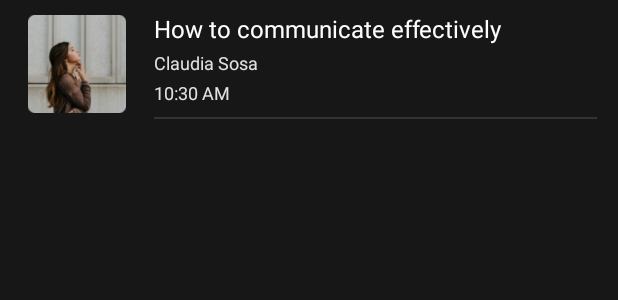
After one commit to Andres-GP/ProtoConf, an Android app: the layout item_schedule.xml on its own in the app's theme, with its tools: preview values and no code run, on a phone screen of 412 x 824 dp. The commit adds this screen. Shown: the top 300 px of the screen. Run offline under Robolectric (Android 15) with nearby library versions, the phone set to English and light mode, and no system bars.

Commit message:
Splash Screen added, schedule fragment design added, schedule item added, recyclerview package added(Tested)

```diff
--- a/app/build.gradle
+++ b/app/build.gradle
@@ -45,4 +45,5 @@ dependencies {
     androidTestImplementation 'androidx.test.espresso:espresso-core:3.3.0'
 
     implementation 'com.google.android.material:material:1.0.0'
+    implementation'androidx.recyclerview:recyclerview:1.0.0'
 }
--- /dev/null
+++ b/app/src/main/res/layout/item_schedule.xml
@@ -0,0 +1,69 @@
+<?xml version="1.0" encoding="utf-8"?>
+<androidx.constraintlayout.widget.ConstraintLayout
+    xmlns:android="http://schemas.android.com/apk/res/android"
+    xmlns:tools="http://schemas.android.com/tools"
+    android:layout_width="match_parent"
+    android:layout_height="match_parent"
+    android:background="@color/BackgroundColor">
+
+    <LinearLayout
+        android:background="@color/BackgroundColor"
+        android:layout_width="match_parent"
+        android:layout_height="wrap_content"
+        android:orientation="horizontal"
+        tools:ignore="MissingConstraints">
+        <LinearLayout
+            android:layout_width="0dp"
+            android:layout_height="wrap_content"
+            android:layout_weight="1"
+            android:orientation="vertical">
+            <ImageView
+                android:layout_width="match_parent"
+                android:layout_height="@dimen/scheduleItem_exhibitorPhoto_height"
+                android:layout_margin="10dp"
+                android:src="@drawable/claudia_sosa_schedule" />
+        </LinearLayout>
+        <LinearLayout
+            android:layout_width="0dp"
+            android:layout_height="wrap_content"
+            android:layout_weight="3"
+            android:orientation="vertical">
+            <TextView
+                android:layout_marginTop="8dp"
+                android:id="@+id/tvItemScheduleTopic"
+                android:layout_width="match_parent"
+                android:layout_height="wrap_content"
+                android:text="@string/scheduleItem_1stItem_Topic"
+                android:textColor="@color/white"
+                android:textSize="@dimen/ScheduleItem_topicTitle"
+                android:ellipsize="end"
+                android:lines="1"/>
+            <TextView
+                android:id="@+id/tvItemScheduleName"
+                android:layout_width="match_parent"
+                android:layout_height="wrap_content"
+                android:layout_marginTop="3dp"
+                android:text="@string/scheduleItem_1stItem_author"
+                android:textColor="@color/schedule_name_textColor"
+                android:textSize="@dimen/ScheduleItem_name"/>
+            <TextView
+                android:id="@+id/tvItemScheduleHour"
+                android:layout_width="match_parent"
+                android:layout_height="wrap_content"
+                android:layout_marginTop="3dp"
+                android:text="@string/scheduleItem_1stItem_hour"
+                android:textColor="@color/schedule_name_textColor"
+                android:textSize="@dimen/ScheduleItem_name"/>
+            <TableRow
+                android:layout_width="295dp"
+                android:layout_height="1dp"
+                android:background="#333333"
+                android:layout_marginTop="8dp"/>
+        </LinearLayout>
+    </LinearLayout>
+
+
+
+
+
+</androidx.constraintlayout.widget.ConstraintLayout>
```
Also changed, not shown: app/src/main/res/layout/activity_splash_screen.xml (+17 -3 lines), app/src/main/res/layout/fragment_schedule.xml (+20 -4 lines).
